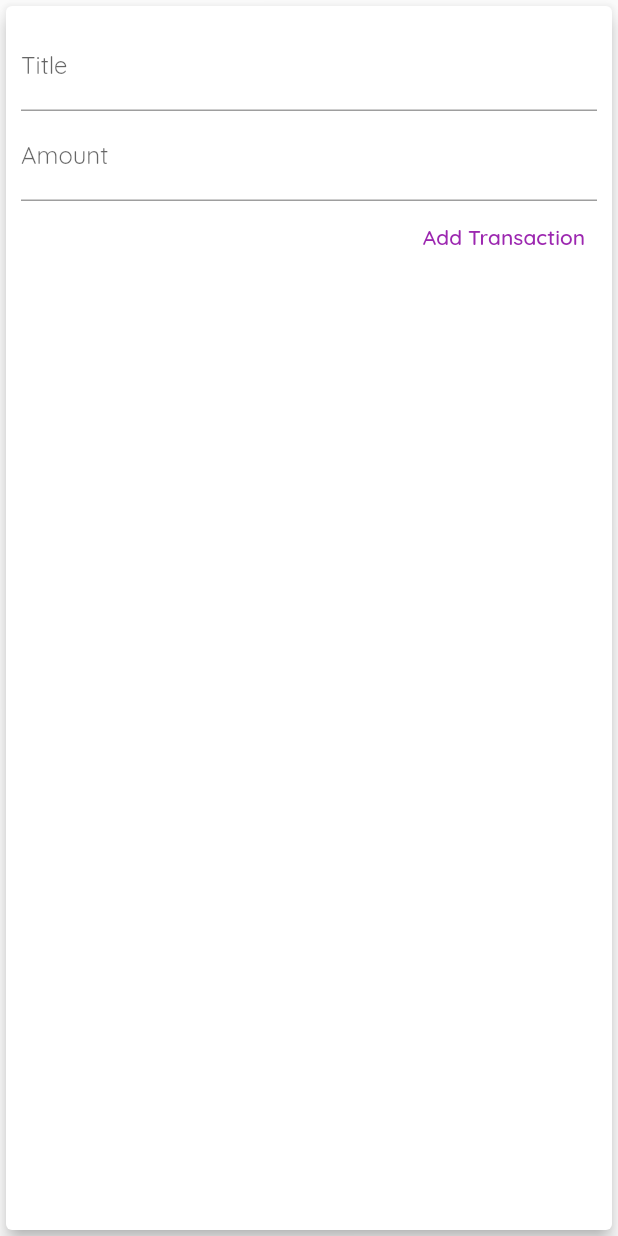
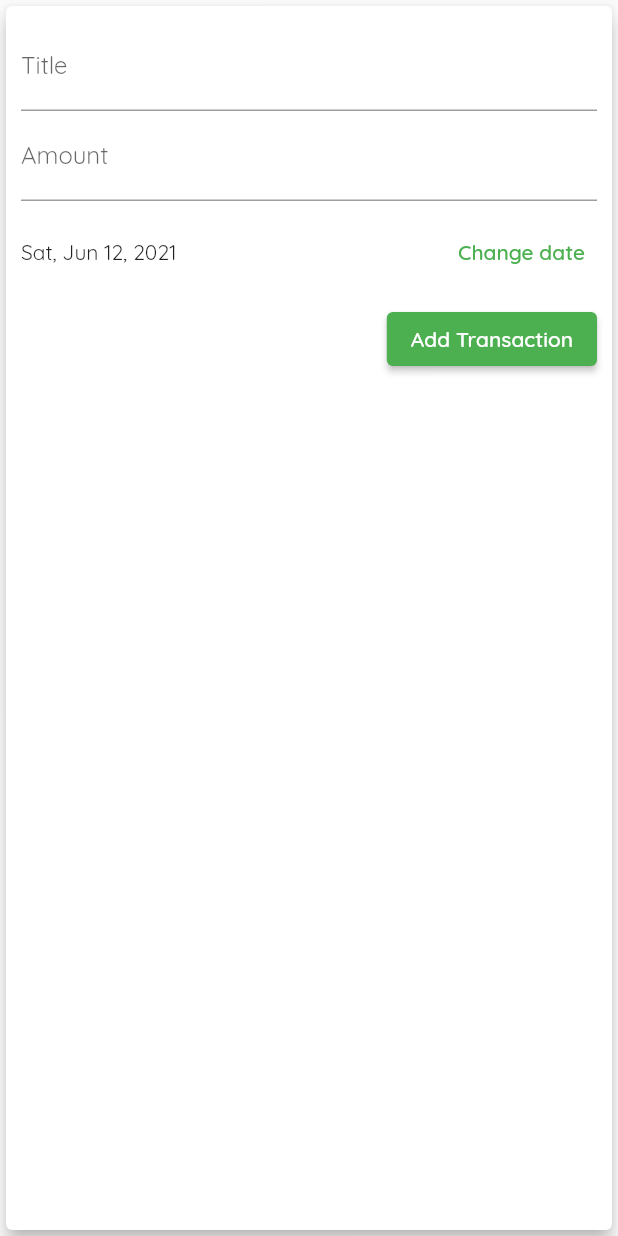
Before and after one commit to gkibria/flutter_expense_tracker, a Flutter app: the NewTransaction widget shown alone on an empty page, opened directly with empty values, after a tap on "Add Transaction", on a phone screen of 412 x 824 dp. Run offline on Flutter 3.47's test engine with Material 2 defaults, Android fonts, the phone set to English and light mode, and no system bars.

Commit message:
DatePicker functionality added

```diff
--- a/lib/main.dart
+++ b/lib/main.dart
@@ -50,12 +50,12 @@ class _MyHomePageState extends State<MyHomePage> {
     }).toList();
   }
 
-  void _addNewTransaction(String title, double amount) {
+  void _addNewTransaction(String title, double amount, DateTime date) {
     final newTx = Transaction(
         id: DateTime.now().toString(),
         title: title,
         amount: amount,
-        date: DateTime.now());
+        date: date);
 
     setState(() {
       _transactions.add(newTx);
--- a/lib/widgets/new_transaction.dart
+++ b/lib/widgets/new_transaction.dart
@@ -1,24 +1,47 @@
 import 'package:flutter/material.dart';
+import 'package:intl/intl.dart';
 
-class NewTransaction extends StatelessWidget {
-  final titleController = TextEditingController();
-  final amountController = TextEditingController();
-
+class NewTransaction extends StatefulWidget {
   final Function _submitTx;
 
   NewTransaction(this._submitTx);
 
-  void submitData(){
+  @override
+  _NewTransactionState createState() => _NewTransactionState();
+}
+
+class _NewTransactionState extends State<NewTransaction> {
+  final titleController = TextEditingController();
+  final amountController = TextEditingController();
+  DateTime selectedDate = DateTime.now();
+
+  void selectDatePicker() {
+    showDatePicker(
+            context: context,
+            initialDate: DateTime.now(),
+            firstDate: DateTime(2021),
+            lastDate: DateTime.now())
+        .then((value) {
+      if (value == null) {
+        return;
+      }
+      setState(() {
+        selectedDate = value;
+      });
+    });
+  }
+
+  void submitData() {
+    if(amountController.text.isEmpty){
+      return;
+    }
     final txTitle = titleController.text;
     final txAmount = double.parse(amountController.text);
 
-    if (txTitle.isEmpty || txAmount <= 0){
+    if (txTitle.isEmpty || txAmount <= 0) {
       return;
     }
-    _submitTx(
-      txTitle,
-      txAmount
-    );
+    widget._submitTx(txTitle, txAmount, selectedDate);
   }
 
   @override
@@ -41,11 +64,25 @@ class NewTransaction extends StatelessWidget {
               keyboardType: TextInputType.numberWithOptions(decimal: true),
               onSubmitted: (_) => submitData(),
             ),
-            TextButton(
+            Container(
+              margin: EdgeInsets.symmetric(vertical: 10),
+              child: Row(
+                children: [
+                  Expanded(
+                      child:
+                          Text(DateFormat.yMMMEd().format(selectedDate)),
+                  ),
+                  TextButton(
+                      onPressed: () {
+                        selectDatePicker();
+                      },
+                      child: Text('Change date'))
+                ],
+              ),
+            ),
+            ElevatedButton(
               onPressed: submitData,
               child: Text('Add Transaction'),
-              style: ButtonStyle(
-                  foregroundColor: MaterialStateProperty.all(Colors.purple)),
             )
           ],
         ),
--- a/lib/widgets/transaction_list.dart
+++ b/lib/widgets/transaction_list.dart
@@ -69,7 +69,9 @@ class SingleTransaction extends StatelessWidget {
               fontSize: 18,
               color: Theme.of(context).primaryColor),
         ),
-        subtitle: Text(DateFormat.yMMMEd().format(_transactions[index].date)),
+        subtitle: Text(
+          DateFormat.yMMMEd().format(_transactions[index].date)
+        ),
       ),
     );
   }
```
